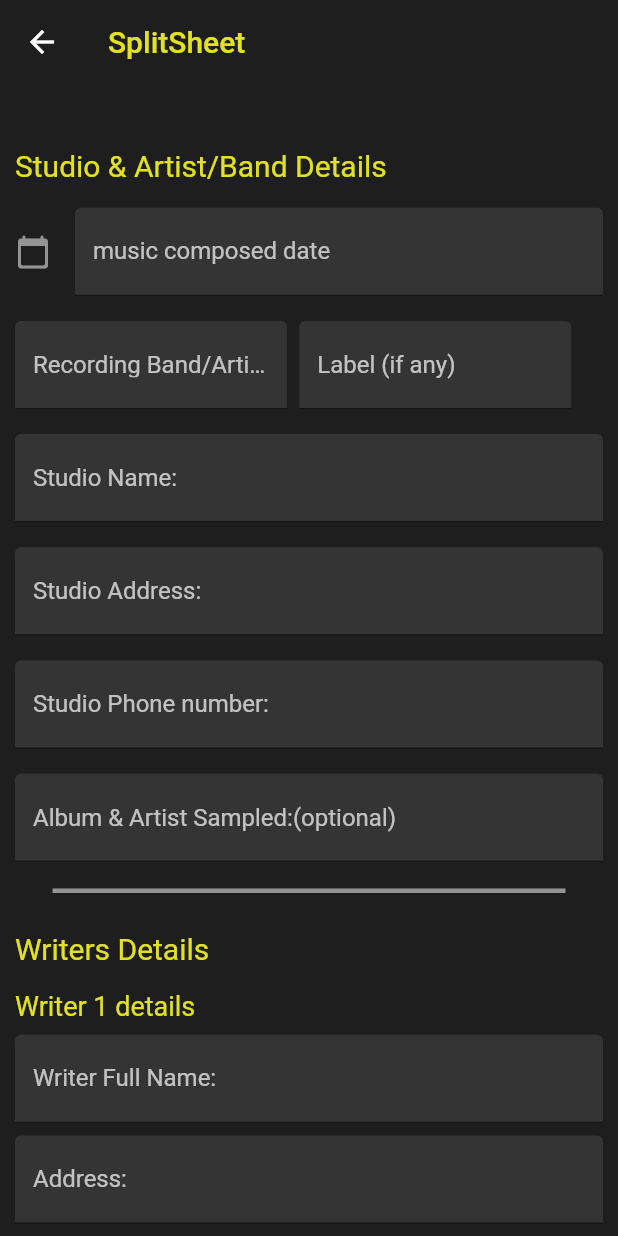
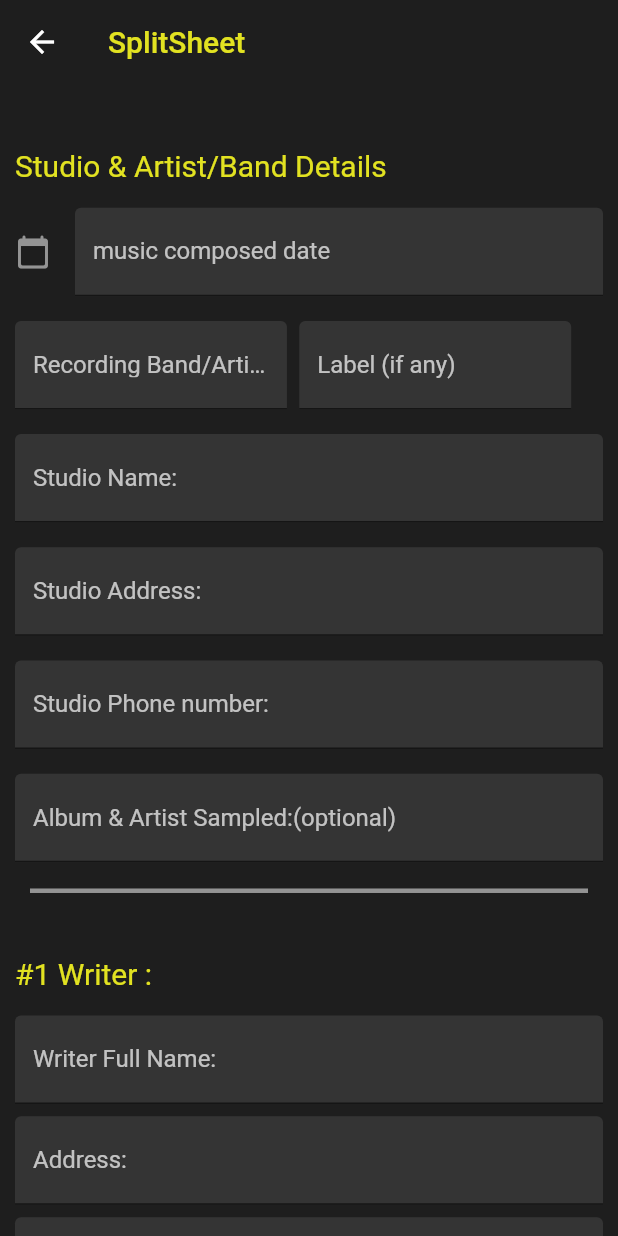
Before and after one commit to ameur24/MusicRoyalty, a Flutter app: the splitsheet screen opened by its route, on a phone screen of 412 x 824 dp. Run offline on Flutter 3.47's test engine with Material 2 defaults, Android fonts, the phone set to English and light mode, and no system bars; our stand-ins replace cloud_firestore, firebase_auth, firebase_core, get, google_sign_in, pdf and 3 more; missing offline and left inert: flutter_facebook_auth; accounts and stored records are empty.

Commit message:
splitsheet fields fixed

```diff
--- a/lib/Screens/main/music_steps/splitsheet.dart
+++ b/lib/Screens/main/music_steps/splitsheet.dart
@@ -232,8 +232,12 @@ class splitsheet extends GetView<SplitshitController> {
                           width: screenWidth * .44,
                           child: Myinput(
                             controller: controller.bandartist.value,
-                            onChanged: (v) =>
-                                controller.bandartist.value.text = v,
+                            onChanged: (v) {
+                              final val = TextSelection.collapsed(
+                                  offset:
+                                      controller.bandartist.value.text.length);
+                              controller.bandartist.value.selection = val;
+                            },
                             labelText: "Recording Band/Artist",
                             // what: controller.first_name.value,
                             validate: (v) => controller.validateThese(v!),
@@ -246,7 +250,11 @@ class splitsheet extends GetView<SplitshitController> {
                           child: Myinput(
                               controller: controller.label.value,
                               // what: controller.middle_name.value,
-                              onChanged: (v) => controller.label.value.text = v,
+                              onChanged: (v) {
+                                final val = TextSelection.collapsed(
+                                    offset: controller.label.value.text.length);
+                                controller.label.value.selection = val;
+                              },
                               labelText: "Label (if any)",
                               validate: (v) => controller.validateThese(v!))),
                     ],
@@ -257,7 +265,11 @@ class splitsheet extends GetView<SplitshitController> {
                   Myinput(
                     controller: controller.studioname.value,
                     labelText: "Studio Name:",
-                    onChanged: (v) => controller.studioname.value.text = v,
+                    onChanged: (v) {
+                      final val = TextSelection.collapsed(
+                          offset: controller.studioname.value.text.length);
+                      controller.studioname.value.selection = val;
+                    },
                     validate: (v) => controller.validateThese(v!),
                   ),
                   SizedBox(
@@ -266,8 +278,12 @@ class splitsheet extends GetView<SplitshitController> {
                   Myinput(
                     controller: controller.studioadress.value,
                     labelText: "Studio Address:",
-                    onChanged: (v) => controller.studioadress.value.text = v,
-                    // validate: (v) => controller.validateThese(v!),
+                    onChanged: (v) {
+                      final val = TextSelection.collapsed(
+                          offset: controller.studioadress.value.text.length);
+                      controller.studioadress.value.selection = val;
+                    },
+                    validate: (v) => controller.validateThese(v!),
                   ),
                   SizedBox(
                     height: screenHeight * .02,
@@ -276,8 +292,12 @@ class splitsheet extends GetView<SplitshitController> {
                     controller: controller.studiophonenumber.value,
                     labelText: "Studio Phone number:",
                     keyboardType: TextInputType.phone,
-                    onChanged: (v) =>
-                        controller.studiophonenumber.value.text = v,
+                    onChanged: (v) {
+                      final val = TextSelection.collapsed(
+                          offset:
+                              controller.studiophonenumber.value.text.length);
+                      controller.studiophonenumber.value.selection = val;
+                    },
                     validate: (v) => controller.validatePhone(v!),
                   ),
                   SizedBox(
@@ -286,8 +306,12 @@ class splitsheet extends GetView<SplitshitController> {
                   Myinput(
                     controller: controller.artistbandsampled.value,
                     labelText: "Album & Artist Sampled:(optional)",
-                    onChanged: (v) =>
-                        controller.artistbandsampled.value.text = v,
+                    onChanged: (v) {
+                      final val = TextSelection.collapsed(
+                          offset:
+                              controller.artistbandsampled.value.text.length);
+                      controller.artistbandsampled.value.selection = val;
+                    },
                     validate: (v) => controller.validateThese(v!),
                   ),
                   SizedBox(
@@ -297,19 +321,11 @@ class splitsheet extends GetView<SplitshitController> {
                     color: MyColors.BordersGrey, //color of divider
                     height: 5, //height spacing of divider
                     thickness: 3, //thickness of divier line
-                    indent: 25, //spacing at the start of divider
-                    endIndent: 25, //spacing at the end of divider
+                    indent: 10, //spacing at the start of divider
+                    endIndent: 10, //spacing at the end of divider
                   ),
                   SizedBox(
                     height: screenHeight * .03,
-                  ),
-                  Text(
-                    "Writers Details",
-                    style: TextStyle(color: MyColors.MainYellow, fontSize: 20),
-                    textAlign: TextAlign.left,
-                  ),
-                  SizedBox(
-                    height: screenHeight * .02,
                   ),
                   SizedBox(
                     child: Obx(() => ListView.builder(
@@ -319,32 +335,30 @@ class splitsheet extends GetView<SplitshitController> {
                             return Column(
                               crossAxisAlignment: CrossAxisAlignment.start,
                               children: [
+                                SizedBox(
+                                  height: screenHeight * .02,
+                                ),
                                 Text(
-                                  "Writer ${index + 1} details",
+                                  "#${index + 1} Writer :",
                                   style: TextStyle(
-                                    color: MyColors.MainYellow,
-                                    fontSize: 18,
-                                  ),
+                                      color: MyColors.MainYellow, fontSize: 20),
                                   textAlign: TextAlign.left,
                                 ),
                                 SizedBox(
-                                  height: screenHeight * .01,
+                                  height: screenHeight * .02,
                                 ),
                                 writerWidget(
                                     context, index, controller.textControllers),
                                 SizedBox(
-                                  height: screenHeight * .01,
+                                  height: screenHeight * .02,
                                 ),
                                 Divider(
                                   color:
                                       MyColors.BordersGrey, //color of divider
                                   height: 5, //height spacing of divider
                                   thickness: 3, //thickness of divier line
-                                  indent: 25, //spacing at the start of divider
-                                  endIndent: 25, //spacing at the end of divider
-                                ),
-                                SizedBox(
-                                  height: screenHeight * .01,
+                                  indent: 10, //spacing at the start of divider
+                                  endIndent: 10, //spacing at the end of divider
                                 ),
                               ],
                             );
@@ -352,12 +366,7 @@ class splitsheet extends GetView<SplitshitController> {
                           itemCount: controller.textControllers.length,
                         )),
                   ),
-                  SizedBox(
-                    height: screenHeight * .02,
-                  ),
                   Center(
-                      child: Padding(
-                    padding: const EdgeInsets.all(8.0),
                       child: TextButton(
                     onPressed: () {
                       //writers.forEach((app) => _textControllers[app.] = new TextEditingController());
@@ -377,9 +386,8 @@ class splitsheet extends GetView<SplitshitController> {
                     },
                     child: Text(
                       "Add one more writer",
-                        style: TextStyle(
-                            fontSize: 16, color: MyColors.BordersGrey),
-                      ),
+                      style:
+                          TextStyle(fontSize: 16, color: MyColors.BordersGrey),
                     ),
                   )),
                   SizedBox(
--- a/lib/Widgets/writerfields.dart
+++ b/lib/Widgets/writerfields.dart
@@ -19,7 +19,11 @@ Widget writerWidget(
           Myinput(
             controller: writer[index].namecontroller,
             labelText: "Writer Full Name:",
-            onChanged: (v) => writer[index].namecontroller.text = v,
+            onChanged: (v) {
+              final val = TextSelection.collapsed(
+                  offset: writer[index].namecontroller.value.text.length);
+              writer[index].namecontroller.selection = val;
+            },
             validate: (v) => controller.validateThese(v!),
           ),
           SizedBox(
@@ -28,7 +32,11 @@ Widget writerWidget(
           Myinput(
             controller: writer[index].addresscontroller,
             labelText: "Address:",
-            onChanged: (v) => writer[index].addresscontroller.text = v,
+            onChanged: (v) {
+              final val = TextSelection.collapsed(
+                  offset: writer[index].addresscontroller.value.text.length);
+              writer[index].addresscontroller.selection = val;
+            },
             validate: (v) => controller.validateThese(v!),
           ),
           SizedBox(
@@ -38,48 +46,92 @@ Widget writerWidget(
             controller: writer[index].phonenumbercontroller,
             labelText: "Phone number:",
             keyboardType: TextInputType.phone,
-            onChanged: (v) => writer[index].phonenumbercontroller.text = v,
+            onChanged: (v) {
+              final val = TextSelection.collapsed(
+                  offset:
+                      writer[index].phonenumbercontroller.value.text.length);
+              writer[index].phonenumbercontroller.selection = val;
+            },
             validate: (v) => controller.validateThese(v!),
           ),
           SizedBox(
-            height: screenHeight * .01,
+            height: screenHeight * .02,
           ),
-          Text(
+          Container(
+            child: Column(
+              children: [
+                Center(
+                  child: Text(
                     "List any 3rd Party publishing companies",
-            style: TextStyle(
-              color: MyColors.MainYellow,
-            ),
+                    style: TextStyle(color: MyColors.MainYellow, fontSize: 18),
                     textAlign: TextAlign.left,
                   ),
-          SizedBox(
-            child: Obx(() => ListView.builder(
+                ),
+                Obx(() => Container(
+                      padding: const EdgeInsets.fromLTRB(2, 10, 20, 1),
+                      child: ListView.builder(
                         physics: ClampingScrollPhysics(),
                         shrinkWrap: true,
                         itemBuilder: (context, i) {
-                    return Myinput(
+                          return Padding(
+                            padding: const EdgeInsets.symmetric(vertical: 5.0),
+                            child: Row(
+                              mainAxisAlignment: MainAxisAlignment.start,
+                              children: [
+                                Text(
+                                  "#${i + 1}",
+                                  style: TextStyle(
+                                    fontSize: 20,
+                                    color: MyColors.MainYellow,
+                                  ),
+                                ),
+                                SizedBox(
+                                  width: screenWidth * 0.01,
+                                ),
+                                Expanded(
+                                  child: Myinput(
                                     // what: controller.last_name.value,
                                     labelText: "Publishing company Name",
-                      controller: writer[index].companies[i].namecontroller,
-                      onChanged: (v) =>
-                          writer[index].companies[i].namecontroller.text = v,
-                      validate: (v) => controller.validateThese(v!),
+                                    controller: writer[index]
+                                        .companies[i]
+                                        .namecontroller,
+                                    onChanged: (v) {
+                                      final val = TextSelection.collapsed(
+                                          offset: writer[index]
+                                              .companies[i]
+                                              .namecontroller
+                                              .value
+                                              .text
+                                              .length);
+                                      writer[index]
+                                          .companies[i]
+                                          .namecontroller
+                                          .selection = val;
+                                    },
+                                    validate: (v) =>
+                                        controller.validateThese(v!),
+                                  ),
+                                ),
+                              ],
+                            ),
                           );
                         },
                         itemCount: writer[index].companies.length,
+                      ),
                     )),
+              ],
+            ),
           ),
           Center(
-            child: Padding(
-              padding: const EdgeInsets.all(8.0),
             child: TextButton(
               onPressed: () {
-                  writer[index].companies.add(
-                      company(namecontroller: new TextEditingController()));
+                writer[index]
+                    .companies
+                    .add(company(namecontroller: new TextEditingController()));
               },
               child: Text(
                 "Add one more Third party publishing company",
                 style: TextStyle(fontSize: 16, color: MyColors.BordersGrey),
-                ),
               ),
             ),
           ),
@@ -89,11 +141,18 @@ Widget writerWidget(
           Row(
             children: [
               SizedBox(
-                  width: screenWidth * .44,
+                  width: screenWidth * .45,
                   child: Myinput(
                     controller: writer[index].lyricsownercontroller,
-                    onChanged: (v) =>
-                        writer[index].lyricsownercontroller.text = v,
+                    onChanged: (v) {
+                      final val = TextSelection.collapsed(
+                          offset: writer[index]
+                              .lyricsownercontroller
+                              .value
+                              .text
+                              .length);
+                      writer[index].lyricsownercontroller.selection = val;
+                    },
                     labelText: "  Lyrics Ownership:",
                     validate: (v) => controller.validateThese(v!),
                   )),
@@ -101,11 +160,18 @@ Widget writerWidget(
                 width: screenWidth * 0.02,
               ),
               SizedBox(
-                  width: screenWidth * .44,
+                  width: screenWidth * .45,
                   child: Myinput(
                     controller: writer[index].musicOwnercontroller,
-                    onChanged: (v) =>
-                        writer[index].musicOwnercontroller.text = v,
+                    onChanged: (v) {
+                      final val = TextSelection.collapsed(
+                          offset: writer[index]
+                              .musicOwnercontroller
+                              .value
+                              .text
+                              .length);
+                      writer[index].musicOwnercontroller.selection = val;
+                    },
                     labelText: "Music Ownership: ",
                     validate: (v) => controller.validateThese(v!),
                   )),
@@ -117,7 +183,12 @@ Widget writerWidget(
           Myinput(
             controller: writer[index].securitycodecontroller,
             labelText: "CAE/Social Security",
-            onChanged: (v) => writer[index].securitycodecontroller.text = v,
+            onChanged: (v) {
+              final val = TextSelection.collapsed(
+                  offset:
+                      writer[index].securitycodecontroller.value.text.length);
+              writer[index].securitycodecontroller.selection = val;
+            },
             validate: (v) => controller.validateThese(v!),
           ),
           SizedBox(
```
Lines whose indentation alone changed are shown as unchanged.
